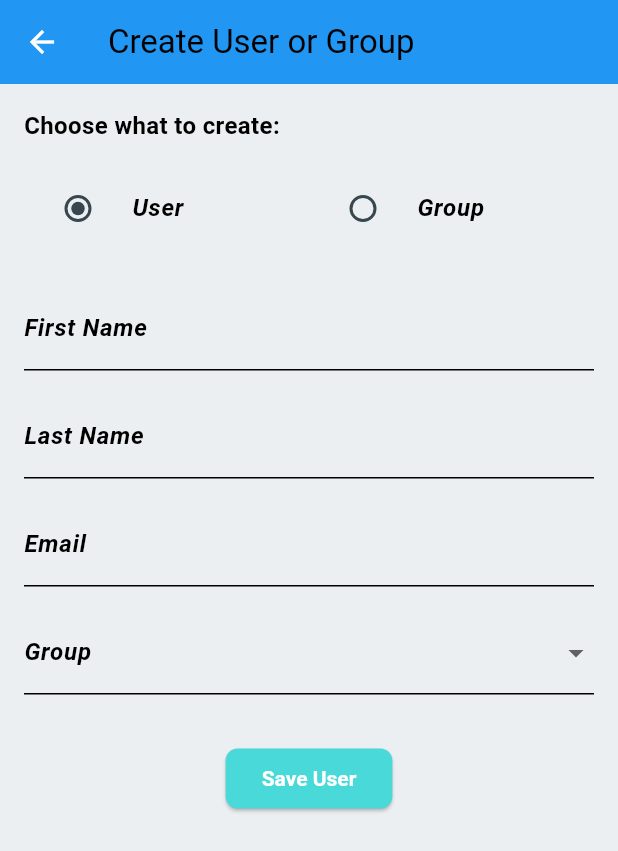
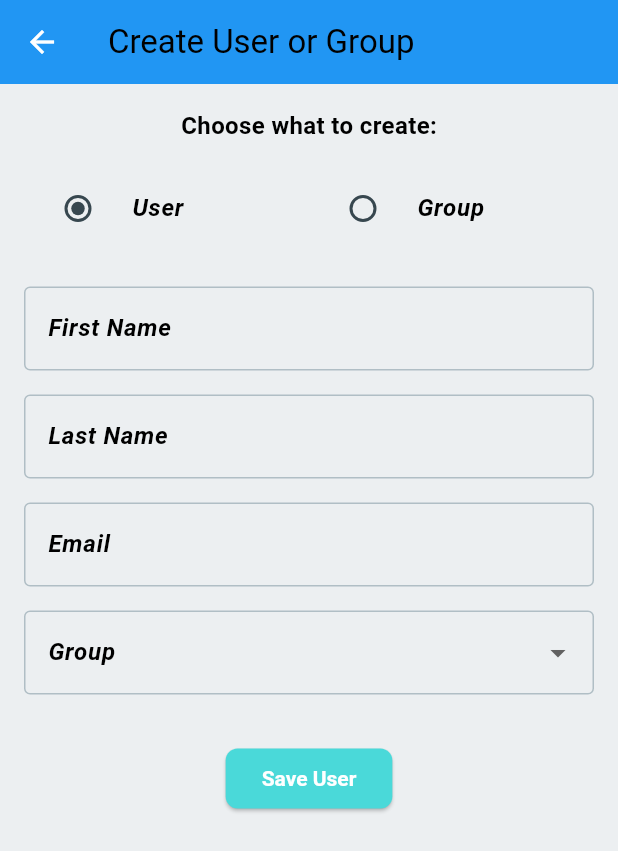
Before and after one commit to RegisSalesRA/flask_flutter, a Flutter app: the CreateUserOrGroupPage screen opened directly, on a phone screen of 412 x 824 dp. Shown: the top 851 px of the screen. Run offline on Flutter 3.47's test engine with Material 3 defaults, Android fonts, the phone set to English and light mode, and no system bars; our stand-ins replace bloc, equatable, flutter_bloc, get_it; network calls fail; Roboto replaces fonts that are missing (Rubik).

```diff
--- a/client/lib/application/pages/create_users_or_group/create_users_or_grup_page.dart
+++ b/client/lib/application/pages/create_users_or_group/create_users_or_grup_page.dart
@@ -21,9 +21,11 @@ class _CreateUserOrGroupPageState extends State<CreateUserOrGroupPage> {
         child: Column(
           crossAxisAlignment: CrossAxisAlignment.start,
           children: [
-            const Text(
-              "Choose what to create:",
-              style: TextStyle(fontSize: 16, fontWeight: FontWeight.bold),
+            Center(
+              child: const Text(
+                "Choose what to create:",
+                style: TextStyle(fontSize: 16, fontWeight: FontWeight.bold),
+              ),
             ),
             const SizedBox(height: 16),
             Row(
--- a/client/lib/theme.dart
+++ b/client/lib/theme.dart
@@ -110,6 +110,17 @@ class AppTheme {
     elevatedButtonTheme:
         ElevatedButtonThemeData(style: _lightElevatedButtonStyle),
     radioTheme: _lightRadioTheme,
+    inputDecorationTheme: InputDecorationTheme(
+      labelStyle: TextStyle(color: _lightTextColorPrimary),
+      focusedBorder: OutlineInputBorder(
+        borderSide: BorderSide(color: _appbarColorLight),
+      ),
+      enabledBorder: OutlineInputBorder(
+        borderSide: BorderSide(color: _lightOnPrimaryColor),
+      ),
+      fillColor: _lightPrimaryColor,
+      filled: true,
+    ),
   );
 
   static final ThemeData darkTheme = ThemeData(
@@ -127,6 +138,17 @@ class AppTheme {
     textTheme: _darkTextTheme,
     elevatedButtonTheme:
         ElevatedButtonThemeData(style: _darkElevatedButtonStyle),
+    inputDecorationTheme: InputDecorationTheme(
+      labelStyle: TextStyle(color: _darkTextColorPrimary),
+      focusedBorder: OutlineInputBorder(
+        borderSide: BorderSide(color: _appbarColorDark),
+      ),
+      enabledBorder: OutlineInputBorder(
+        borderSide: BorderSide(color: _darkOnPrimaryColor),
+      ),
+      fillColor: _darkPrimaryColor,
+      filled: true,
+    ),
     radioTheme: _darkRadioTheme,
   );
 }
```
